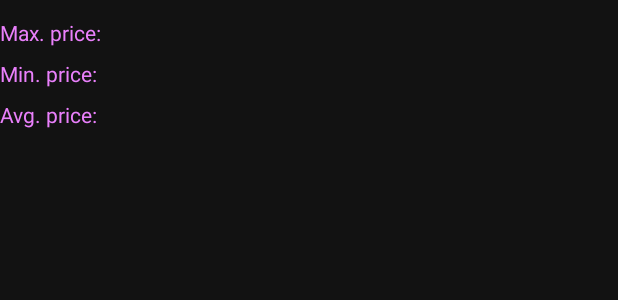
After one commit to PavelSidyakin/BitcoinPrice, an Android app: the layout layout_bitcoin_price_graph_info.xml on its own in the app's theme, with its tools: preview values and no code run, on a phone screen of 412 x 824 dp. The commit adds this screen. Shown: the top 300 px of the screen. Run offline under Robolectric (Android 15) with nearby library versions, the phone set to English and light mode, and no system bars.

Commit message:
improve layouts

```diff
--- a/app/src/main/AndroidManifest.xml
+++ b/app/src/main/AndroidManifest.xml
@@ -15,10 +15,11 @@
         android:theme="@style/AppTheme">
         <activity
             android:name=".presentation.MainActivity"
-            android:configChanges="orientation|keyboardHidden|screenSize"
+            android:configChanges="keyboardHidden|screenSize"
             android:label="@string/app_name">
             <intent-filter>
                 <action android:name="android.intent.action.MAIN" />
+                <action android:name="android.intent.action.VIEW" />
 
                 <category android:name="android.intent.category.LAUNCHER" />
             </intent-filter>
--- /dev/null
+++ b/app/src/main/res/layout-land/layout_bitcoin_price_graph_info.xml
@@ -0,0 +1,108 @@
+<?xml version="1.0" encoding="utf-8"?>
+<androidx.constraintlayout.widget.ConstraintLayout xmlns:android="http://schemas.android.com/apk/res/android"
+    android:layout_width="match_parent"
+    android:layout_height="wrap_content"
+    xmlns:app="http://schemas.android.com/apk/res-auto"
+    xmlns:tool="http://schemas.android.com/tools"
+    android:orientation="vertical">
+
+    <LinearLayout
+        android:id="@+id/linear_info_max_price"
+        android:layout_width="wrap_content"
+        android:layout_height="wrap_content"
+        android:orientation="horizontal"
+        app:layout_constraintTop_toTopOf="parent"
+        app:layout_constraintStart_toStartOf="parent"
+        app:layout_constraintEnd_toStartOf="@id/linear_info_min_price"
+        >
+
+        <TextView
+            android:id="@+id/text_view_info_max_price_label"
+            android:layout_width="wrap_content"
+            android:layout_height="wrap_content"
+            android:layout_marginTop="4dp"
+            android:layout_marginBottom="4dp"
+            android:text="@string/bitcoin_price_graph_info_max_price_label"
+            app:layout_constraintStart_toStartOf="parent"
+            app:layout_constraintTop_toTopOf="parent"
+            android:textColor="?color_bitcoin_graph_info"
+            />
+
+        <TextView
+            android:id="@+id/text_view_info_max_price"
+            android:layout_width="wrap_content"
+            android:layout_height="wrap_content"
+            android:layout_marginTop="4dp"
+            android:layout_marginBottom="4dp"
+            app:layout_constraintTop_toTopOf="parent"
+            app:layout_constraintStart_toEndOf="@id/text_view_info_max_price_label"
+            android:textColor="?color_bitcoin_graph_info"
+            tool:text="123312.88"
+            />
+
+    </LinearLayout>
+
+    <LinearLayout
+        android:id="@+id/linear_info_min_price"
+        android:layout_width="wrap_content"
+        android:layout_height="wrap_content"
+        android:orientation="horizontal"
+        app:layout_constraintTop_toTopOf="parent"
+        app:layout_constraintStart_toEndOf="@id/linear_info_max_price"
+        app:layout_constraintEnd_toEndOf="@id/linear_info_avg_price"
+        >
+
+        <TextView
+            android:id="@+id/text_view_info_min_price_label"
+            android:layout_width="wrap_content"
+            android:layout_height="wrap_content"
+            android:layout_marginTop="4dp"
+            android:layout_marginBottom="4dp"
+            android:text="@string/bitcoin_price_graph_info_min_price_label"
+            android:textColor="?color_bitcoin_graph_info"
+            />
+
+        <TextView
+            android:id="@+id/text_view_info_min_price"
+            android:layout_width="wrap_content"
+            android:layout_height="wrap_content"
+            android:layout_marginTop="4dp"
+            android:layout_marginBottom="4dp"
+            android:textColor="?color_bitcoin_graph_info"
+            tool:text="12312.88"
+            />
+
+    </LinearLayout>
+
+    <LinearLayout
+        android:id="@+id/linear_info_avg_price"
+        android:layout_width="wrap_content"
+        android:layout_height="wrap_content"
+        android:orientation="horizontal"
+        app:layout_constraintTop_toTopOf="parent"
+        app:layout_constraintStart_toEndOf="@id/linear_info_min_price"
+        app:layout_constraintEnd_toEndOf="parent"
+        >
+
+        <TextView
+            android:id="@+id/text_view_info_avg_price_label"
+            android:layout_width="wrap_content"
+            android:layout_height="wrap_content"
+            android:layout_marginTop="4dp"
+            android:layout_marginBottom="4dp"
+            android:text="@string/bitcoin_price_graph_info_avg_price_label"
+            android:textColor="?color_bitcoin_graph_info"
+            />
+
+        <TextView
+            android:id="@+id/text_view_info_avg_price"
+            android:layout_width="wrap_content"
+            android:layout_height="wrap_content"
+            android:layout_marginTop="4dp"
+            android:layout_marginBottom="4dp"
+            android:textColor="?color_bitcoin_graph_info"
+            tool:text="114312.88"
+            />
+    </LinearLayout>
+
+</androidx.constraintlayout.widget.ConstraintLayout>
--- /dev/null
+++ b/app/src/main/res/layout/layout_bitcoin_price_graph_info.xml
@@ -0,0 +1,80 @@
+<?xml version="1.0" encoding="utf-8"?>
+<LinearLayout xmlns:android="http://schemas.android.com/apk/res/android"
+    android:layout_width="wrap_content"
+    android:layout_height="wrap_content"
+    android:orientation="horizontal"
+    >
+
+    <LinearLayout
+        android:id="@+id/linear_info_labels_bitcoin_price_graph"
+        android:layout_width="wrap_content"
+        android:layout_height="wrap_content"
+        android:orientation="vertical"
+        android:layout_marginTop="8dp"
+        android:layout_marginBottom="8dp"
+        >
+        <TextView
+            android:layout_width="wrap_content"
+            android:layout_height="wrap_content"
+            android:layout_marginTop="4dp"
+            android:layout_marginBottom="4dp"
+            android:text="@string/bitcoin_price_graph_info_max_price_label"
+            android:textColor="?color_bitcoin_graph_info"
+            />
+
+        <TextView
+            android:layout_width="wrap_content"
+            android:layout_height="wrap_content"
+            android:layout_marginTop="4dp"
+            android:layout_marginBottom="4dp"
+            android:text="@string/bitcoin_price_graph_info_min_price_label"
+            android:textColor="?color_bitcoin_graph_info"
+            />
+
+        <TextView
+            android:layout_width="wrap_content"
+            android:layout_height="wrap_content"
+            android:layout_marginTop="4dp"
+            android:layout_marginBottom="4dp"
+            android:text="@string/bitcoin_price_graph_info_avg_price_label"
+            android:textColor="?color_bitcoin_graph_info"
+            />
+    </LinearLayout>
+
+    <LinearLayout
+        android:id="@+id/linear_info_values_bitcoin_price_graph"
+        android:layout_width="wrap_content"
+        android:layout_height="wrap_content"
+        android:orientation="vertical"
+        android:layout_marginTop="8dp"
+        android:layout_marginBottom="8dp"
+        >
+        <TextView
+            android:id="@+id/text_view_info_max_price"
+            android:layout_width="wrap_content"
+            android:layout_height="wrap_content"
+            android:layout_marginTop="4dp"
+            android:layout_marginBottom="4dp"
+            android:textColor="?color_bitcoin_graph_info"
+            />
+
+        <TextView
+            android:id="@+id/text_view_info_min_price"
+            android:layout_width="wrap_content"
+            android:layout_height="wrap_content"
+            android:layout_marginTop="4dp"
+            android:layout_marginBottom="4dp"
+            android:textColor="?color_bitcoin_graph_info"
+            />
+
+        <TextView
+            android:id="@+id/text_view_info_avg_price"
+            android:layout_width="wrap_content"
+            android:layout_height="wrap_content"
+            android:layout_marginTop="4dp"
+            android:layout_marginBottom="4dp"
+            android:textColor="?color_bitcoin_graph_info"
+            />
+    </LinearLayout>
+
+</LinearLayout>
--- a/app/src/main/res/values/colors.xml
+++ b/app/src/main/res/values/colors.xml
@@ -15,4 +15,6 @@
     <color name="color_material_purple_300_alpha80">#CBBA68C8</color>
     <color name="color_material_orange_300_alpha80">#CDFFB74D</color>
 
+    <color name="color_material_50_alpha40">#66F3E5F5</color>
+
 </resources>
--- a/app/src/main/res/values/strings.xml
+++ b/app/src/main/res/values/strings.xml
@@ -6,7 +6,7 @@
     <string name="bitcoin_price_graph_display_period_3_day">3 Days</string>
     <string name="bitcoin_price_graph_display_period_5_day">5 Days</string>
     <string name="bitcoin_price_graph_display_period_1_week">1 Week</string>
-    <string name="bitcoin_price_graph_display_period_2_week">2 Week</string>
+    <string name="bitcoin_price_graph_display_period_2_week">2 Weeks</string>
     <string name="bitcoin_price_graph_display_period_1_month">1 Month</string>
     <string name="bitcoin_price_graph_display_period_2_month">2 Months</string>
     <string name="bitcoin_price_graph_display_period_1_year">1 Years</string>
@@ -17,6 +17,9 @@
     <string name="bitcoin_price_graph_info_min_price_label">Min. price:\u0020</string>
     <string name="bitcoin_price_graph_info_avg_price_label">Avg. price:\u0020</string>
 
+    <string name="bitcoin_price_graph_general_error_text">Unknown error.\nTap here to retry</string>
+    <string name="bitcoin_price_graph_network_error_text">Cannot load data.\nCheck internet connection.\nTap here to retry</string>
+
     <string name="content_description_bitcoin_price_graph_date_range">Date range</string>
 
 </resources>
--- a/app/src/main/res/values/styles.xml
+++ b/app/src/main/res/values/styles.xml
@@ -16,9 +16,13 @@
         <item name="color_bitcoin_graph_header">@color/color_material_purple_a100</item>
 
         <item name="color_bitcoin_graph_info">@color/color_material_purple_a100</item>
+
+        <item name="color_bitcoin_graph_error_text">@color/color_material_purple_a100</item>
+
     </style>
 
     <attr name="color_bitcoin_graph_header" format="color" />
+    <attr name="color_bitcoin_graph_error_text" format="color" />
     <attr name="color_bitcoin_graph_marker_price" format="color" />
     <attr name="color_bitcoin_graph_marker_date" format="color" />
     <attr name="color_bitcoin_graph_axis_text_price" format="color" />
@@ -27,7 +31,7 @@
     <attr name="color_bitcoin_graph_chip_select_color" format="color" />
     <attr name="color_bitcoin_graph_info" format="color" />
 
-    <style name="PeriodChip" parent="@style/Widget.MaterialComponents.Chip.Choice">
+    <style name="PeriodChip" parent="@style/Widget.MaterialComponents.Chip.Action">
         <item name="chipBackgroundColor">@android:color/transparent</item>
         <item name="android:textColor">@color/bitcoin_price_graph_chip_text_colors</item>
     </style>
```
Also changed, not shown: app/src/main/java/com/example/bitcoinprice/presentation/bitcoin_price/presenter/BitcoinPriceGraphPresenter.kt (+55 -4 lines), app/src/main/java/com/example/bitcoinprice/presentation/bitcoin_price/view/BitcoinPriceGraphFragment.kt (+39 -14 lines), app/src/main/java/com/example/bitcoinprice/presentation/bitcoin_price/view/BitcoinPriceGraphView.kt (+6 -1 lines), app/src/main/res/layout/layout_bitcoin_price_graph.xml (+21 -66 lines).
